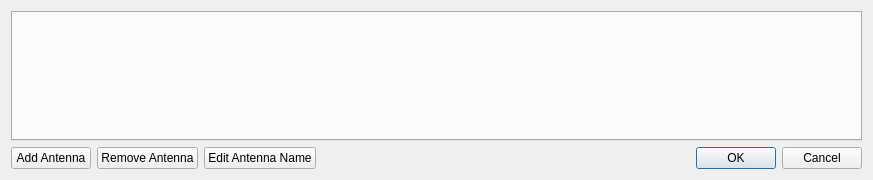
Old version of the form mqt/MqtRotator/setupdialog.ui in the repository zsteva/backup-minos2.
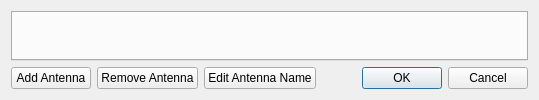
New version of the form. Custom widgets are drawn as their Qt base class.

Commit message: Redo parts of forms to get the right minimum sizes

Patch:
```diff
--- a/mqt/MqtRotator/setupdialog.ui
+++ b/mqt/MqtRotator/setupdialog.ui
@@ -2,20 +2,6 @@
 <ui version="4.0">
  <class>SetupDialog</class>
  <widget class="QDialog" name="SetupDialog">
-  <property name="geometry">
-   <rect>
-    <x>0</x>
-    <y>0</y>
-    <width>873</width>
-    <height>180</height>
-   </rect>
-  </property>
-  <property name="minimumSize">
-   <size>
-    <width>738</width>
-    <height>180</height>
-   </size>
-  </property>
   <property name="windowTitle">
    <string>Setup Antenna </string>
   </property>
```
The commit also changes 8 other files.
